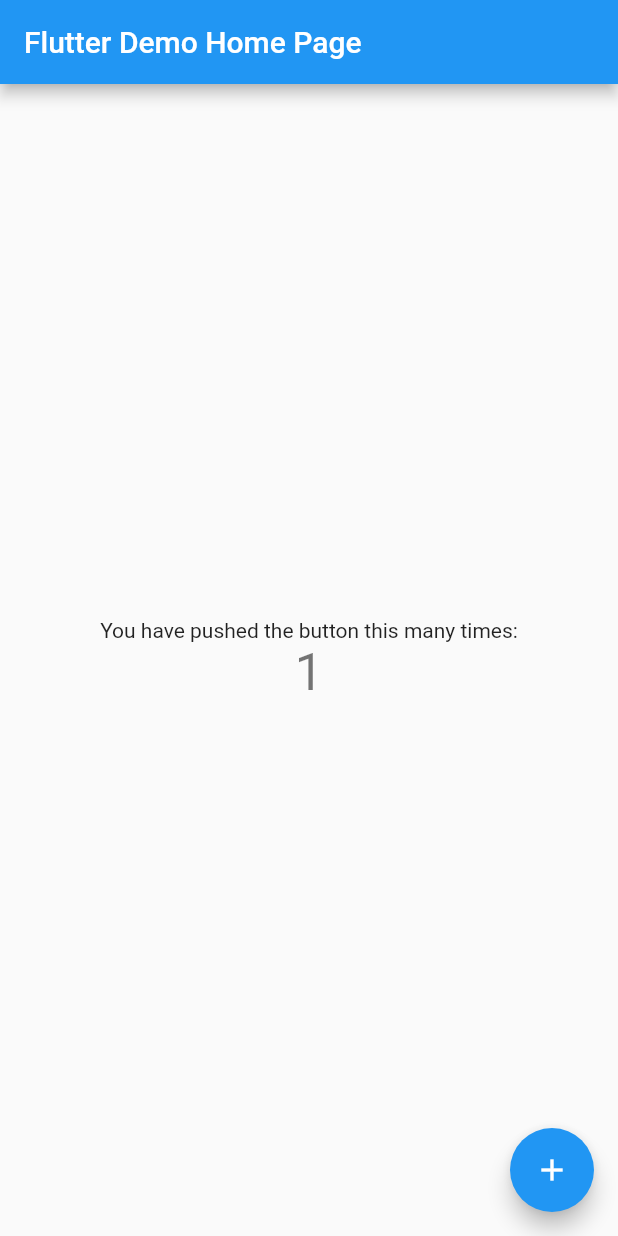
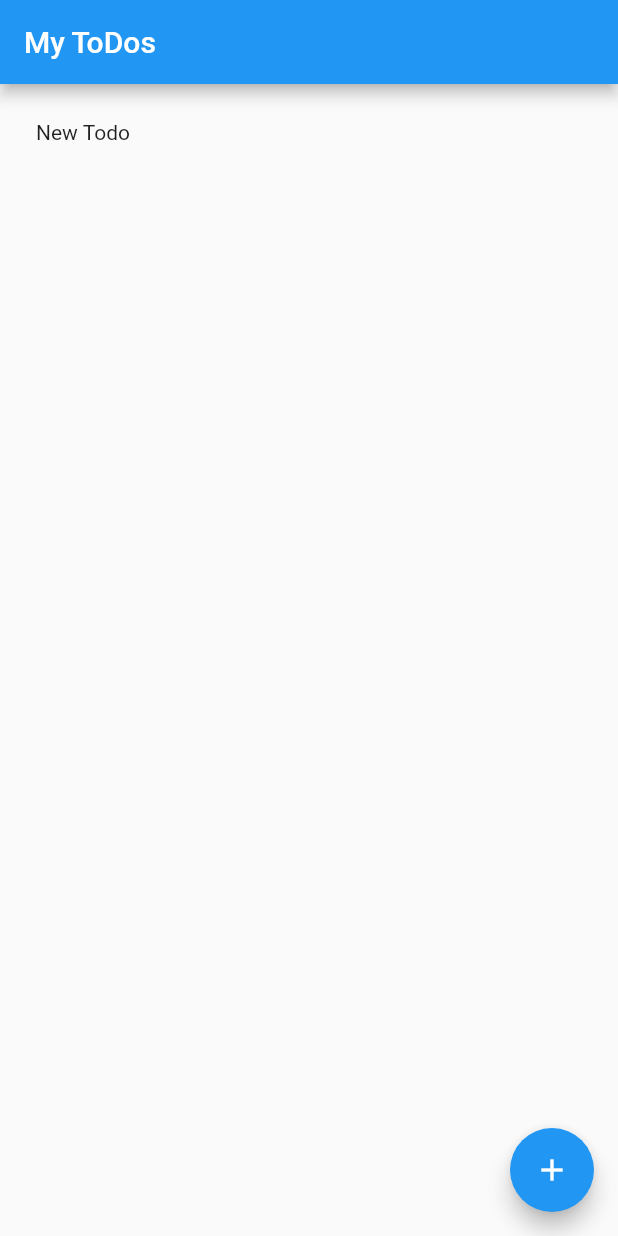
Before and after one commit to Rogoon/Flutter-ToDo, a Flutter app: the MyHomePage screen opened directly, after a tap on the "add" icon, on a phone screen of 412 x 824 dp. Run offline on Flutter 3.47's test engine with Material 2 defaults, Android fonts, the phone set to English and light mode, and no system bars.

Commit message:
Adds todo list widget backed with todo array
adds a todo model

```diff
--- a/lib/main.dart
+++ b/lib/main.dart
@@ -1,4 +1,8 @@
+import 'dart:developer';
+
 import 'package:flutter/material.dart';
+
+import 'model/todo.dart';
 
 void main() {
   runApp(const MyApp());
@@ -11,35 +15,17 @@ class MyApp extends StatelessWidget {
   @override
   Widget build(BuildContext context) {
     return MaterialApp(
-      title: 'Flutter Demo',
+      title: 'ToDo App',
       theme: ThemeData(
-        // This is the theme of your application.
-        //
-        // Try running your application with "flutter run". You'll see the
-        // application has a blue toolbar. Then, without quitting the app, try
-        // changing the primarySwatch below to Colors.green and then invoke
-        // "hot reload" (press "r" in the console where you ran "flutter run",
-        // or simply save your changes to "hot reload" in a Flutter IDE).
-        // Notice that the counter didn't reset back to zero; the application
-        // is not restarted.
         primarySwatch: Colors.blue,
       ),
-      home: const MyHomePage(title: 'Flutter Demo Home Page'),
+      home: const MyHomePage(title: 'My ToDos'),
     );
   }
 }
 
 class MyHomePage extends StatefulWidget {
   const MyHomePage({super.key, required this.title});
-
-  // This widget is the home page of your application. It is stateful, meaning
-  // that it has a State object (defined below) that contains fields that affect
-  // how it looks.
-
-  // This class is the configuration for the state. It holds the values (in this
-  // case the title) provided by the parent (in this case the App widget) and
-  // used by the build method of the State. Fields in a Widget subclass are
-  // always marked "final".
 
   final String title;
 
@@ -48,18 +34,16 @@ class MyHomePage extends StatefulWidget {
 }
 
 class _MyHomePageState extends State<MyHomePage> {
-  int _counter = 0;
 
-  void _incrementCounter() {
+  List<Todo> todos = [];
+
+  void _addTodo() {
     setState(() {
-      // This call to setState tells the Flutter framework that something has
-      // changed in this State, which causes it to rerun the build method below
-      // so that the display can reflect the updated values. If we changed
-      // _counter without calling setState(), then the build method would not be
-      // called again, and so nothing would appear to happen.
-      _counter++;
+      /// TODO: add user entered data;
+      todos.add(Todo("New Todo"));
     });
   }
+
 
   @override
   Widget build(BuildContext context) {
@@ -78,36 +62,17 @@ class _MyHomePageState extends State<MyHomePage> {
       body: Center(
         // Center is a layout widget. It takes a single child and positions it
         // in the middle of the parent.
-        child: Column(
-          // Column is also a layout widget. It takes a list of children and
-          // arranges them vertically. By default, it sizes itself to fit its
-          // children horizontally, and tries to be as tall as its parent.
-          //
-          // Invoke "debug painting" (press "p" in the console, choose the
-          // "Toggle Debug Paint" action from the Flutter Inspector in Android
-          // Studio, or the "Toggle Debug Paint" command in Visual Studio Code)
-          // to see the wireframe for each widget.
-          //
-          // Column has various properties to control how it sizes itself and
-          // how it positions its children. Here we use mainAxisAlignment to
-          // center the children vertically; the main axis here is the vertical
-          // axis because Columns are vertical (the cross axis would be
-          // horizontal).
-          mainAxisAlignment: MainAxisAlignment.center,
-          children: <Widget>[
-            const Text(
-              'You have pushed the button this many times:',
-            ),
-            Text(
-              '$_counter',
-              style: Theme.of(context).textTheme.headline4,
-            ),
-          ],
-        ),
+        child: ListView.builder(
+            padding: const EdgeInsets.all(8),
+            itemCount: todos.length,
+            itemBuilder: (BuildContext context, int index) {
+              return ListTile(leading: Text(todos[index].text),);
+            }
+        )
       ),
       floatingActionButton: FloatingActionButton(
-        onPressed: _incrementCounter,
-        tooltip: 'Increment',
+        onPressed: _addTodo,
+        tooltip: 'New Todo',
         child: const Icon(Icons.add),
       ), // This trailing comma makes auto-formatting nicer for build methods.
     );
--- /dev/null
+++ b/lib/model/todo.dart
@@ -0,0 +1,5 @@
+class Todo {
+  bool isDone = false;
+  String text = "default";
+  Todo(this.text);
+}
```
